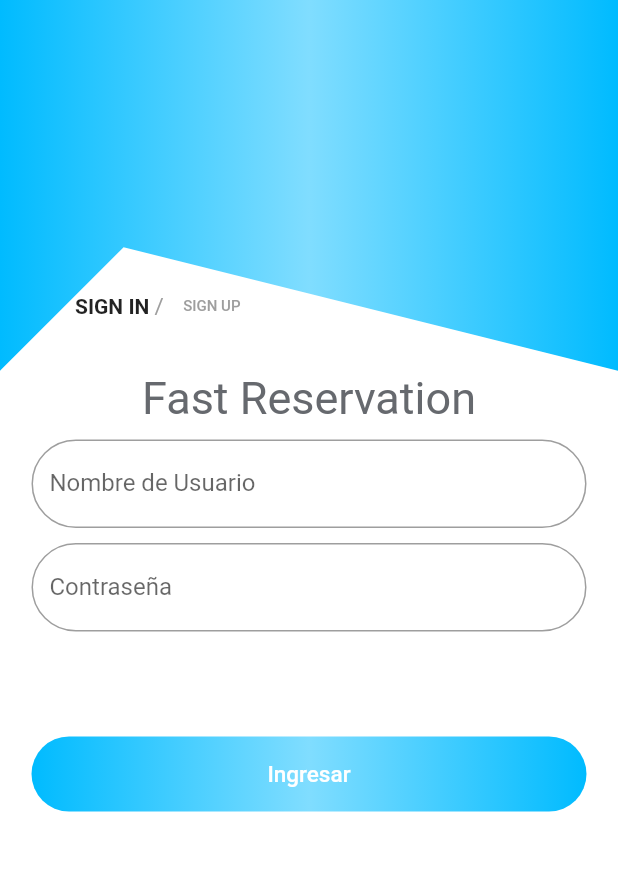
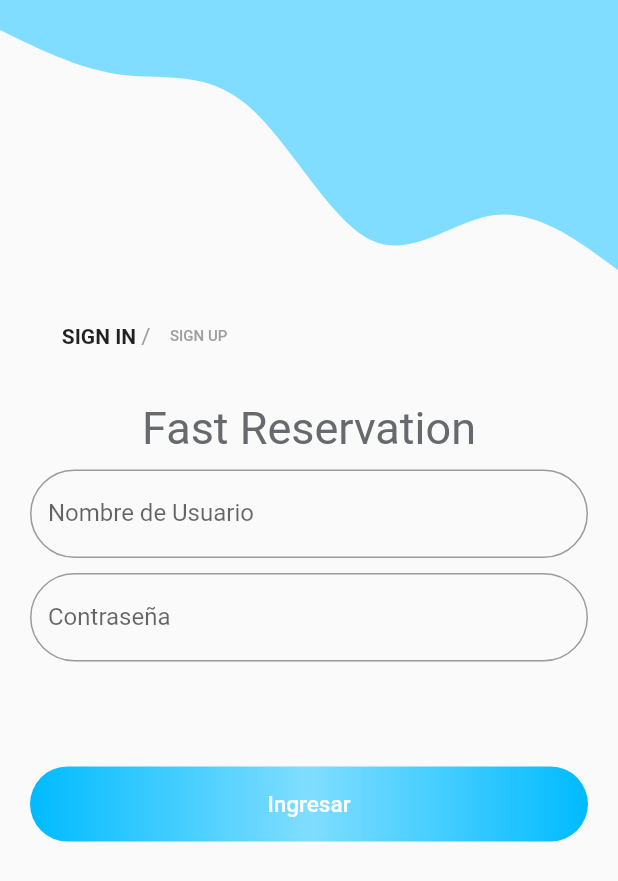
Before and after one commit to kfvillalba/proyecto-movil, a Flutter app: the screen it shows after launch, on a phone screen of 412 x 824 dp. Shown: the top 881 px of the screen. Run offline on Flutter 3.47's test engine with Material 2 defaults, Android fonts, the light colour scheme and no system bars; our stand-ins replace flutter_svg.

Commit message:
login terminado y adaptable

```diff
--- a/lib/UI/pages/Login.dart
+++ b/lib/UI/pages/Login.dart
@@ -1,4 +1,5 @@
 import 'package:flutter/material.dart';
+import 'package:flutter_svg/flutter_svg.dart';
 import 'package:proyecto_fast_reservation/UI/CustomPainter/painterLogin.dart';
 // ignore_for_file: avoid_unnecessary_containers, prefer_const_constructors, prefer_const_literals_to_create_immutables
 
@@ -11,18 +12,26 @@ class Login extends StatelessWidget {
       body: Container(
           height: double.infinity,
           width: double.infinity,
-        decoration: BoxDecoration(
-            gradient: LinearGradient(colors: [
-          Color(0xFF00BBFF),
-          Color(0xFF80DDFF),
-          Color(0xFF00BBFF),
-          //Color(0xFF005E80),
-        ])),
-        child: CustomPaint(
-          painter: loginPainter(),
-          child: Column(children: [
-            Padding(
-              padding: EdgeInsets.only(top: 180, left: 50),
+          color: Colors.transparent,
+          child: ListView(
+            children: [
+              Container(
+                alignment: Alignment.topCenter,
+                width: double.infinity,
+                height: 200,
+                child: SvgPicture.asset(
+                  color: Color(0xFF80DDFF),
+                  'assets/wave.svg',
+                  alignment: Alignment.bottomCenter,
+                  width: double.infinity,
+                  height: MediaQuery.of(context).size.height,
+                  fit: BoxFit.fill,
+                ),
+              ),
+              Container(
+                color: Colors.transparent,
+                margin: EdgeInsets.only(
+                    left: MediaQuery.of(context).size.width * 0.10),
                 child: Row(
                   children: [
                     Text(
@@ -43,20 +52,23 @@ class Login extends StatelessWidget {
                   ],
                 ),
               ),
-            Padding(
+              Center(
+                child: Padding(
                   padding: const EdgeInsets.only(
                     top: 20,
                   ),
                   child: Text("Fast Reservation",
                       style: TextStyle(
-                      color: Color.fromARGB(255, 102, 105, 110), fontSize: 30)),
+                          color: Color.fromARGB(255, 102, 105, 110),
+                          fontSize: 30)),
+                ),
               ),
               SizedBox(
                 width: 20,
                 height: 10,
               ),
-            SizedBox(
-              width: 370,
+              Container(
+                margin: EdgeInsets.only(right: 20.0, left: 20.0),
                 child: TextField(
                   decoration: InputDecoration(
                     labelText: 'Nombre de Usuario',
@@ -69,42 +81,42 @@ class Login extends StatelessWidget {
                 width: 20,
                 height: 10,
               ),
-            SizedBox(
-              width: 370,
+              Container(
+                margin: EdgeInsets.only(right: 20.0, left: 20.0),
                 child: TextField(
                   obscureText: true,
                   decoration: InputDecoration(
                     labelText: 'Contraseña',
                     border: OutlineInputBorder(
-                        borderRadius: BorderRadius.circular(40))),
+                        borderRadius: BorderRadius.circular(40)),
+                  ),
                 ),
               ),
               SizedBox(
                 width: 20,
                 height: 50,
               ),
-            Padding(
-              padding: EdgeInsets.all(20),
-              child: Container(
-                  width: 370,
+              Container(
                   height: 50,
+                  margin: EdgeInsets.all(20),
                   decoration: BoxDecoration(
                       borderRadius: BorderRadius.circular(40),
                       gradient: LinearGradient(colors: [
                         Color(0xFF00BBFF),
                         Color(0xFF80DDFF),
                         Color(0xFF00BBFF),
-                        //Color(0xFF005E80),
                       ])),
                   child: TextButton(
                     onPressed: () {},
                     child: Text("Ingresar",
                         style: TextStyle(color: Colors.white, fontSize: 15)),
                   )),
+              SizedBox(
+                width: 20,
+                height: 50,
               ),
-          ]),
-        ),
-      ),
+            ],
+          )),
     );
   }
 }
--- a/pubspec.yaml
+++ b/pubspec.yaml
@@ -36,6 +36,8 @@ dependencies:
   # The following adds the Cupertino Icons font to your application.
   # Use with the CupertinoIcons class for iOS style icons.
   cupertino_icons: ^1.0.2
+  flutter_svg: ^1.1.5
+  flutter_svg_provider: ^1.0.3
 
 dev_dependencies:
   flutter_test:
```
Also changed, not shown: assets/fondo.jpg (added), assets/imgfondo.svg (added), assets/wave.svg (added), pubspec.lock. Lines whose indentation alone changed are shown as unchanged.
